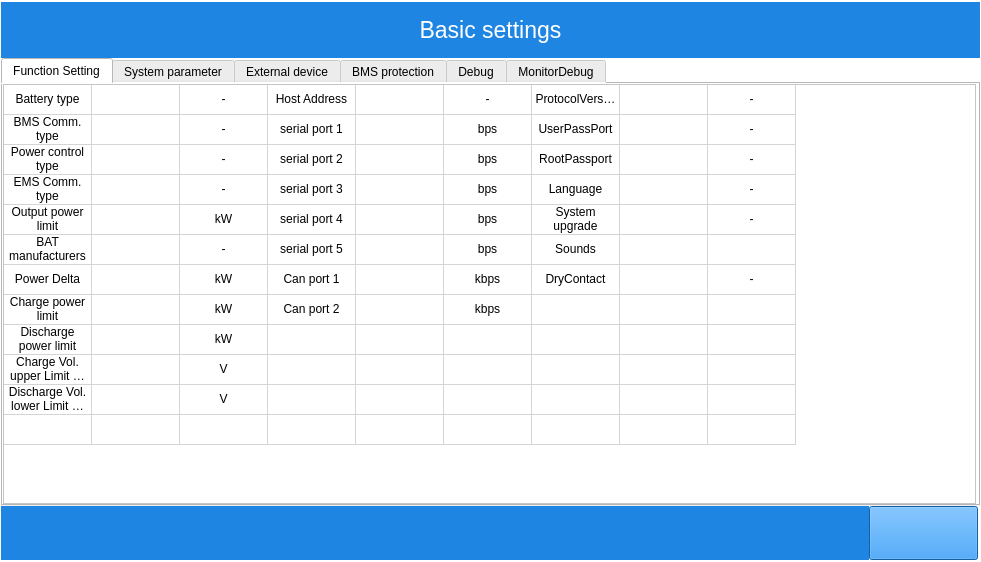
Old version of the form win.ui in the repository megarevolpr/Win.
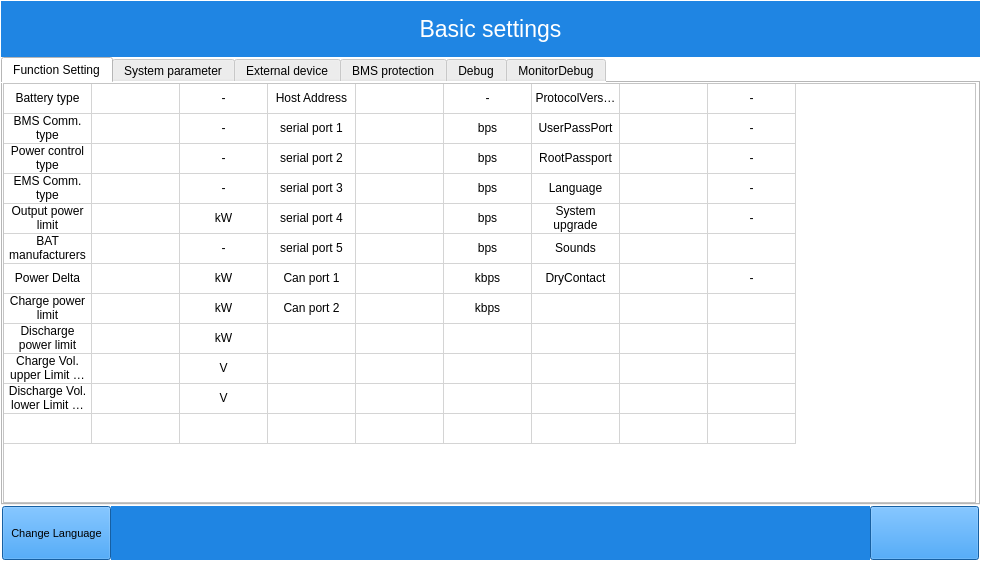
New version of the form. The open tabs and pages were chosen to show the change. Icons and pictures are not drawn.

What changed in the file:
```diff
--- a/win.ui
+++ b/win.ui
@@ -80,29 +80,48 @@
       <height>30</height>
      </size>
     </property>
-    <layout class="QGridLayout" name="gridLayout_6">
-     <property name="leftMargin">
-      <number>0</number>
+    <widget class="QPushButton" name="ChangeLanguage_btn_1">
+     <property name="geometry">
+      <rect>
+       <x>2</x>
+       <y>506</y>
+       <width>109</width>
+       <height>54</height>
+      </rect>
      </property>
-     <property name="topMargin">
-      <number>0</number>
+     <property name="minimumSize">
+      <size>
+       <width>109</width>
+       <height>54</height>
+      </size>
      </property>
-     <property name="rightMargin">
-      <number>0</number>
+     <property name="maximumSize">
+      <size>
+       <width>109</width>
+       <height>54</height>
+      </size>
      </property>
-     <property name="bottomMargin">
-      <number>0</number>
+     <property name="font">
+      <font>
+       <pointsize>8</pointsize>
+      </font>
      </property>
-     <property name="verticalSpacing">
-      <number>0</number>
+     <property name="styleSheet">
+      <string notr="true">background-color: rgb(31, 133, 227);</string>
      </property>
-     <item row="0" column="0">
-      <layout class="QVBoxLayout" name="verticalLayout_6" stretch="1,8,0">
-       <property name="spacing">
-        <number>0</number>
-       </property>
-       <item>
+     <property name="text">
+      <string>Change Language</string>
+     </property>
+    </widget>
         <widget class="QLabel" name="label_24">
+     <property name="geometry">
+      <rect>
+       <x>1</x>
+       <y>1</y>
+       <width>979</width>
+       <height>56</height>
+      </rect>
+     </property>
          <property name="minimumSize">
           <size>
            <width>979</width>
@@ -131,9 +150,15 @@
           <set>Qt::AlignCenter</set>
          </property>
         </widget>
-       </item>
-       <item>
         <widget class="QTabWidget" name="BasicSettings">
+     <property name="geometry">
+      <rect>
+       <x>1</x>
+       <y>57</y>
+       <width>979</width>
+       <height>448</height>
+      </rect>
+     </property>
          <property name="minimumSize">
           <size>
            <width>979</width>
@@ -2153,23 +2178,24 @@
           </widget>
          </widget>
         </widget>
-       </item>
-       <item>
-        <layout class="QHBoxLayout" name="horizontalLayout_3" stretch="0,0">
-         <property name="spacing">
-          <number>0</number>
-         </property>
-         <item>
           <widget class="QLabel" name="label_25">
+     <property name="geometry">
+      <rect>
+       <x>111</x>
+       <y>506</y>
+       <width>759</width>
+       <height>54</height>
+      </rect>
+     </property>
            <property name="minimumSize">
             <size>
-             <width>868</width>
+       <width>759</width>
              <height>54</height>
             </size>
            </property>
            <property name="maximumSize">
             <size>
-             <width>868</width>
+       <width>759</width>
              <height>54</height>
             </size>
            </property>
@@ -2180,9 +2206,15 @@
             <string/>
            </property>
           </widget>
-         </item>
-         <item>
           <widget class="QPushButton" name="UI_Complete_Btn">
+     <property name="geometry">
+      <rect>
+       <x>870</x>
+       <y>506</y>
+       <width>109</width>
+       <height>54</height>
+      </rect>
+     </property>
            <property name="minimumSize">
             <size>
              <width>109</width>
@@ -2204,12 +2236,6 @@
             <string/>
            </property>
           </widget>
-         </item>
-        </layout>
-       </item>
-      </layout>
-     </item>
-    </layout>
    </widget>
    <widget class="QWidget" name="UI_page">
     <property name="minimumSize">
```
Left out of the diff: 25 changed lines with no effect on the pictures. Lines whose indentation alone changed are shown as unchanged.
